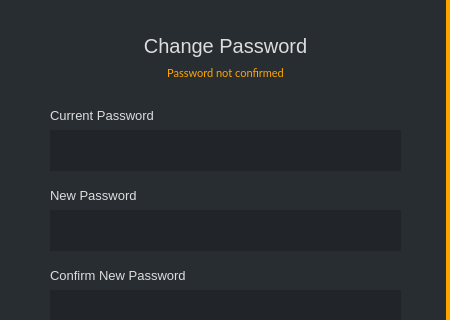
Above: src/gui/ui/changepassworddialog.ui from ConcealNetwork/conceal-desktop before the change; both pictures show x 0 to 450 and y 0 to 320 of the 450 by 500 pixel window. Below: the same form after it.
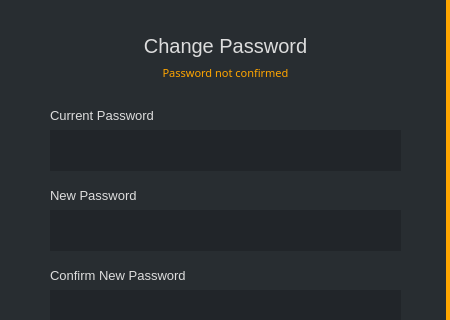
That is the form after the change.

```diff
--- a/src/gui/ui/changepassworddialog.ui
+++ b/src/gui/ui/changepassworddialog.ui
@@ -254,7 +254,7 @@
        </font>
       </property>
       <property name="styleSheet">
-       <string notr="true">color: orange; font: 11px; font-family: Lato; border-right: 0px;</string>
+       <string notr="true">color: orange; font: 11px; font-family: Raleway; border-right: 0px;</string>
       </property>
       <property name="text">
        <string>Password not confirmed</string>
```
